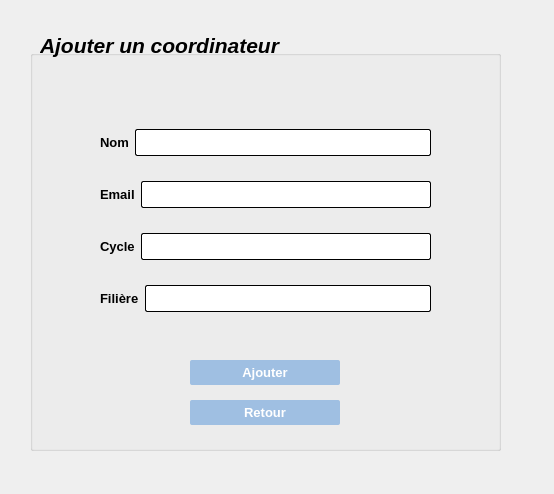
Above: addcoord.ui from aminabkl/Departement_Management before the change. Below: the same form after it.
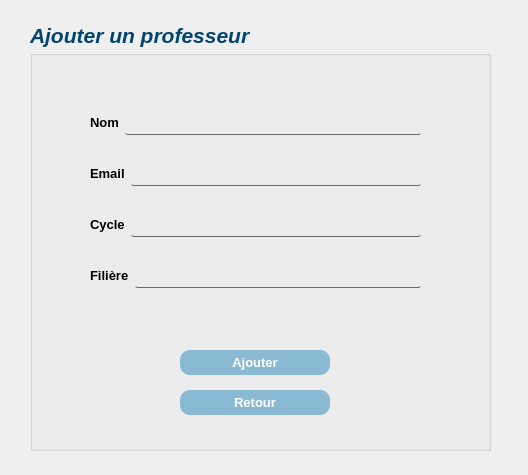
That is the form after the change.

What changed in the file:
```diff
--- a/addcoord.ui
+++ b/addcoord.ui
@@ -6,8 +6,8 @@
    <rect>
     <x>0</x>
     <y>0</y>
-    <width>554</width>
-    <height>494</height>
+    <width>528</width>
+    <height>475</height>
    </rect>
   </property>
   <property name="windowTitle">
@@ -18,7 +18,7 @@
     <rect>
      <x>30</x>
      <y>50</y>
-     <width>471</width>
+     <width>461</width>
      <height>401</height>
     </rect>
    </property>
@@ -28,8 +28,8 @@
    <widget class="QPushButton" name="AddButton">
     <property name="geometry">
      <rect>
-      <x>160</x>
-      <y>310</y>
+      <x>150</x>
+      <y>300</y>
       <width>150</width>
       <height>25</height>
      </rect>
@@ -42,11 +42,12 @@
     </property>
     <property name="styleSheet">
      <string notr="true">QPushButton{
-color: #ffffff;
-border-radius:2px;
-background-color: rgb(159, 191, 226);
+color: #ffffff; 
+background-color: #8AB9D3;
 height: 25px;
 font-size:13px;
+border-radius:10px;
+width:100px;
 }
 QPushButton:hover:!pressed
 {
@@ -64,8 +65,8 @@
    <widget class="QWidget" name="layoutWidget">
     <property name="geometry">
      <rect>
-      <x>70</x>
-      <y>60</y>
+      <x>60</x>
+      <y>40</y>
       <width>331</width>
       <height>221</height>
      </rect>
@@ -99,7 +100,12 @@
 	background-color: rgb(255, 255, 255);
 	 border: 1px  solid;
      border-radius: 2px;
+background:transparent;
+border-top: 10px solid rrgb(255, 255, 255);
+border:none;
+border-bottom: 1px solid rgb(103, 103, 103);
 height:25px;
+color:black;
 }</string>
          </property>
         </widget>
@@ -134,7 +140,12 @@
 	background-color: rgb(255, 255, 255);
 	 border: 1px  solid;
      border-radius: 2px;
+background:transparent;
+border-top: 10px solid rrgb(255, 255, 255);
+border:none;
+border-bottom: 1px solid rgb(103, 103, 103);
 height:25px;
+color:black;
 }</string>
          </property>
         </widget>
@@ -169,7 +180,12 @@
 	background-color: rgb(255, 255, 255);
 	 border: 1px  solid;
      border-radius: 2px;
+background:transparent;
+border-top: 10px solid rrgb(255, 255, 255);
+border:none;
+border-bottom: 1px solid rgb(103, 103, 103);
 height:25px;
+color:black;
 }</string>
          </property>
          <property name="echoMode">
@@ -204,10 +220,15 @@
          </property>
          <property name="styleSheet">
           <string notr="true">QLineEdit{
-	background-color: rgb(255, 255, 255);
+		background-color: rgb(255, 255, 255);
 	 border: 1px  solid;
      border-radius: 2px;
+background:transparent;
+border-top: 10px solid rrgb(255, 255, 255);
+border:none;
+border-bottom: 1px solid rgb(103, 103, 103);
 height:25px;
+color:black;
 }</string>
          </property>
          <property name="echoMode">
@@ -222,8 +243,8 @@
    <widget class="QPushButton" name="CoordReturn">
     <property name="geometry">
      <rect>
-      <x>160</x>
-      <y>350</y>
+      <x>150</x>
+      <y>340</y>
       <width>150</width>
       <height>25</height>
      </rect>
@@ -236,11 +257,12 @@
     </property>
     <property name="styleSheet">
      <string notr="true">QPushButton{
-color: #ffffff;
-border-radius:2px;
-background-color: rgb(159, 191, 226);
+color: #ffffff; 
+background-color: #8AB9D3;
 height: 25px;
 font-size:13px;
+border-radius:10px;
+width:100px;
 }
 QPushButton:hover:!pressed
 {
@@ -261,7 +283,31 @@
     <rect>
      <x>40</x>
      <y>20</y>
-     <width>241</width>
+     <width>331</width>
+     <height>51</height>
+    </rect>
+   </property>
+   <property name="font">
+    <font>
+     <pointsize>16</pointsize>
+     <italic>true</italic>
+     <bold>false</bold>
+    </font>
+   </property>
+   <property name="styleSheet">
+    <string notr="true">color:blue;
+</string>
+   </property>
+   <property name="text">
+    <string/>
+   </property>
+  </widget>
+  <widget class="QLabel" name="label_7">
+   <property name="geometry">
+    <rect>
+     <x>30</x>
+     <y>10</y>
+     <width>341</width>
      <height>51</height>
     </rect>
    </property>
@@ -272,8 +318,11 @@
      <bold>true</bold>
     </font>
    </property>
+   <property name="styleSheet">
+    <string notr="true">color:#00456D ; </string>
+   </property>
    <property name="text">
-    <string>Ajouter un coordinateur</string>
+    <string>Ajouter un professeur</string>
    </property>
   </widget>
  </widget>
```
Left out of the diff: 6 changed lines with no effect on the pictures.
